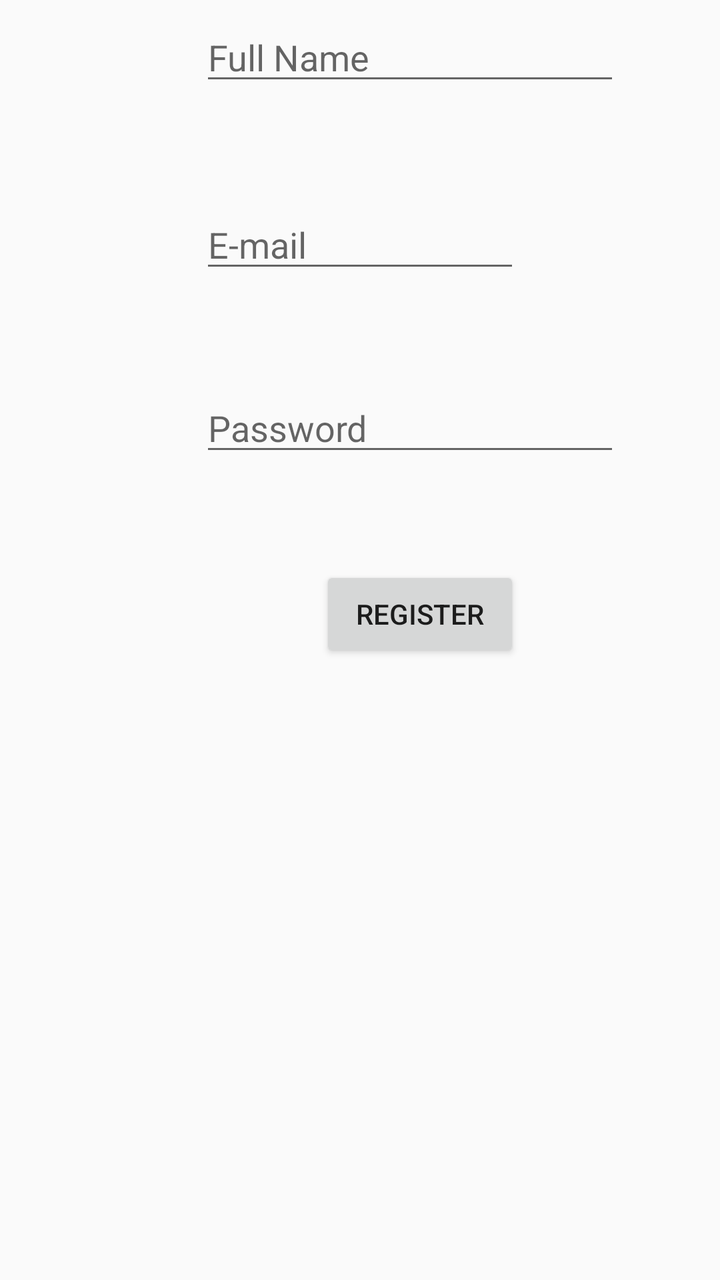
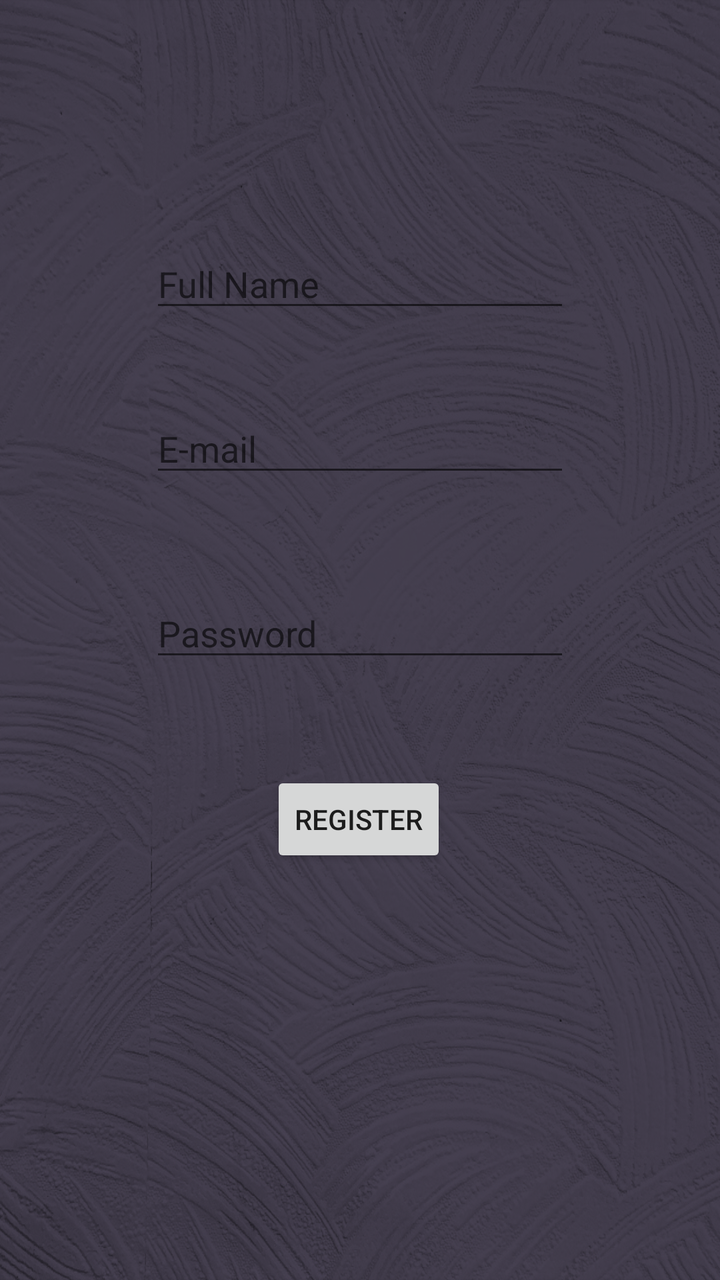

Screens rendered from an Android XML layout before and after an edit, with the pre-edit source and the edit as a unified diff.
<!-- AndroidManifest.xml: application theme AppTheme -->
<!-- res/layout/activity_register.xml -->
<?xml version="1.0" encoding="utf-8"?>
<LinearLayout xmlns:android="http://schemas.android.com/apk/res/android"
    xmlns:tools="http://schemas.android.com/tools"
    android:layout_width="match_parent"
    android:layout_height="match_parent"
    android:layout_marginTop="75dp"
    android:orientation="vertical">

    <EditText
        android:id="@+id/editText"
        android:layout_width="wrap_content"
        android:layout_height="wrap_content"
        android:layout_margin="100dp"
        android:layout_marginLeft="100dp"
        android:layout_marginBottom="500dp"
        android:ems="10"
        android:hint="E-mail"
        android:inputType="textEmailAddress" />

    <EditText
        android:id="@+id/editText2"
        android:layout_width="wrap_content"
        android:layout_height="wrap_content"
        android:layout_marginLeft="100dp"
        android:layout_marginTop="-50dp"
        android:baselineAligned="false"
        android:ems="10"
        android:hint="Password"
        android:inputType="textPassword" />

    <Button
        android:id="@+id/button"
        android:layout_width="100dp"
        android:layout_height="wrap_content"
        android:layout_marginLeft="160dp"
        android:layout_marginTop="50dp"
        android:baselineAligned="false"
        android:text="Register" />

    <EditText
        android:id="@+id/editText4"
        android:layout_width="wrap_content"
        android:layout_height="wrap_content"
        android:layout_marginLeft="100dp"
        android:layout_marginTop="-325dp"
        android:ems="10"
        android:hint="Full Name"
        android:inputType="textPersonName" />

</LinearLayout>
<!-- resources referenced by this layout -->
<resources>
  <style name="AppTheme" parent="Theme.AppCompat.Light.DarkActionBar">
          
          <item name="colorPrimary">@color/colorPrimary</item>
          <item name="colorPrimaryDark">@color/colorPrimaryDark</item>
          <item name="colorAccent">@color/colorAccent</item>
      </style>
  <color name="colorPrimary">#008577</color>
  <color name="colorPrimaryDark">#00574B</color>
  <color name="colorAccent">#D81B60</color>
</resources>

<!-- the commit's change to res/layout/activity_register.xml (unified diff, before → after) -->
@@ -1,50 +1,74 @@
 <?xml version="1.0" encoding="utf-8"?>
-<LinearLayout xmlns:android="http://schemas.android.com/apk/res/android"
+<android.support.constraint.ConstraintLayout xmlns:android="http://schemas.android.com/apk/res/android"
+    xmlns:app="http://schemas.android.com/apk/res-auto"
     xmlns:tools="http://schemas.android.com/tools"
+    android:id="@+id/linearLayout3"
     android:layout_width="match_parent"
     android:layout_height="match_parent"
-    android:layout_marginTop="75dp"
-    android:orientation="vertical">
+    android:layout_marginTop="0dp"
+    android:background="@drawable/mainapp3">
 
     <EditText
         android:id="@+id/editText"
         android:layout_width="wrap_content"
         android:layout_height="wrap_content"
-        android:layout_margin="100dp"
-        android:layout_marginLeft="100dp"
-        android:layout_marginBottom="500dp"
+        android:layout_marginTop="41dp"
+        android:layout_marginBottom="8dp"
         android:ems="10"
         android:hint="E-mail"
-        android:inputType="textEmailAddress" />
+        android:inputType="textEmailAddress"
+        android:textColor="@android:color/darker_gray"
+        app:layout_constraintBottom_toBottomOf="parent"
+        app:layout_constraintEnd_toEndOf="parent"
+        app:layout_constraintStart_toStartOf="parent"
+        app:layout_constraintTop_toBottomOf="@+id/editText4"
+        app:layout_constraintVertical_bias="0.0" />
 
     <EditText
         android:id="@+id/editText2"
         android:layout_width="wrap_content"
         android:layout_height="wrap_content"
-        android:layout_marginLeft="100dp"
-        android:layout_marginTop="-50dp"
+        android:layout_marginTop="51dp"
+        android:layout_marginBottom="8dp"
         android:baselineAligned="false"
         android:ems="10"
         android:hint="Password"
-        android:inputType="textPassword" />
+        android:inputType="textPassword"
+        android:textColor="@android:color/darker_gray"
+        app:layout_constraintBottom_toBottomOf="parent"
+        app:layout_constraintStart_toStartOf="@+id/editText"
+        app:layout_constraintTop_toBottomOf="@+id/editText"
+        app:layout_constraintVertical_bias="0.0" />
 
     <Button
         android:id="@+id/button"
-        android:layout_width="100dp"
+        android:layout_width="wrap_content"
         android:layout_height="wrap_content"
-        android:layout_marginLeft="160dp"
         android:layout_marginTop="50dp"
+        android:layout_marginBottom="8dp"
         android:baselineAligned="false"
-        android:text="Register" />
+        android:text="Register"
+        app:layout_constraintBottom_toBottomOf="parent"
+        app:layout_constraintEnd_toEndOf="parent"
+        app:layout_constraintHorizontal_bias="0.498"
+        app:layout_constraintStart_toStartOf="parent"
+        app:layout_constraintTop_toBottomOf="@+id/editText2"
+        app:layout_constraintVertical_bias="0.0" />
 
     <EditText
         android:id="@+id/editText4"
         android:layout_width="wrap_content"
         android:layout_height="wrap_content"
-        android:layout_marginLeft="100dp"
-        android:layout_marginTop="-325dp"
+        android:layout_marginTop="14dp"
+        android:layout_marginBottom="8dp"
         android:ems="10"
         android:hint="Full Name"
-        android:inputType="textPersonName" />
+        android:inputType="textPersonName"
+        android:textColor="@android:color/darker_gray"
+        app:layout_constraintBottom_toBottomOf="parent"
+        app:layout_constraintEnd_toEndOf="parent"
+        app:layout_constraintStart_toStartOf="parent"
+        app:layout_constraintTop_toTopOf="parent"
+        app:layout_constraintVertical_bias="0.183" />
 
-</LinearLayout>
+</android.support.constraint.ConstraintLayout>
<!-- resource entries referenced after the edit -->
@@ -1,12 +1,13 @@
 <!-- resources referenced by this layout -->
 <resources>
-  <style name="AppTheme" parent="Theme.AppCompat.Light.DarkActionBar">
+  <!-- drawable mainapp3: png bitmap (drawable, 924654 bytes) -->
+  <style name="AppTheme" parent="Theme.AppCompat.Light.NoActionBar">
           
           <item name="colorPrimary">@color/colorPrimary</item>
           <item name="colorPrimaryDark">@color/colorPrimaryDark</item>
           <item name="colorAccent">@color/colorAccent</item>
       </style>
-  <color name="colorPrimary">#008577</color>
+  <color name="colorPrimary">#0C3B37</color>
   <color name="colorPrimaryDark">#00574B</color>
   <color name="colorAccent">#D81B60</color>
 </resources>
